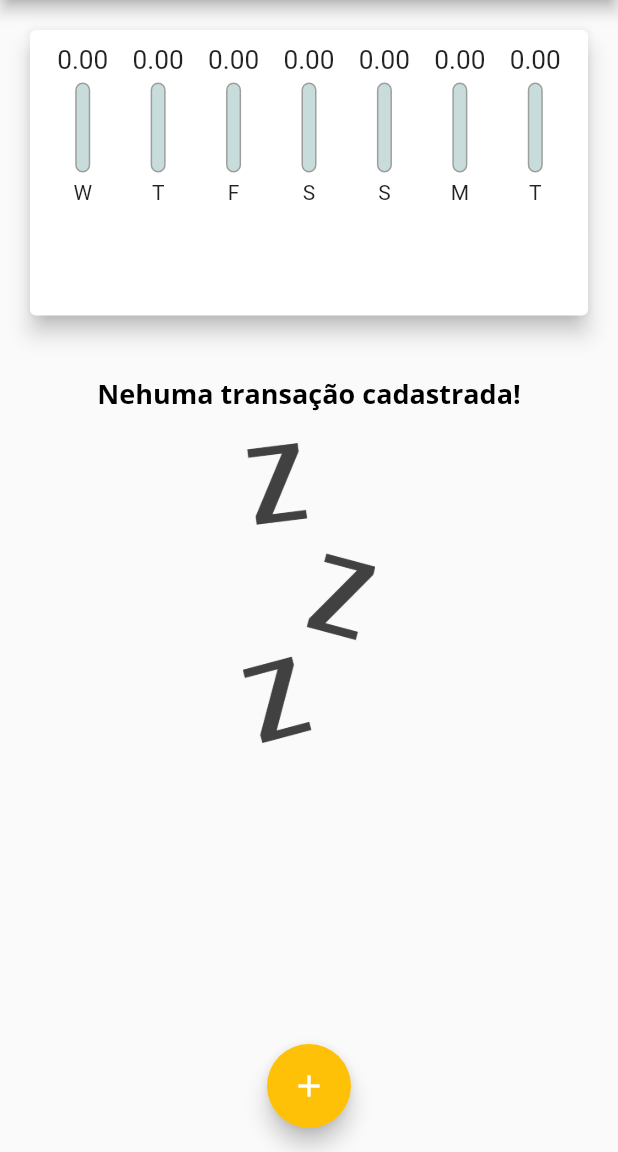
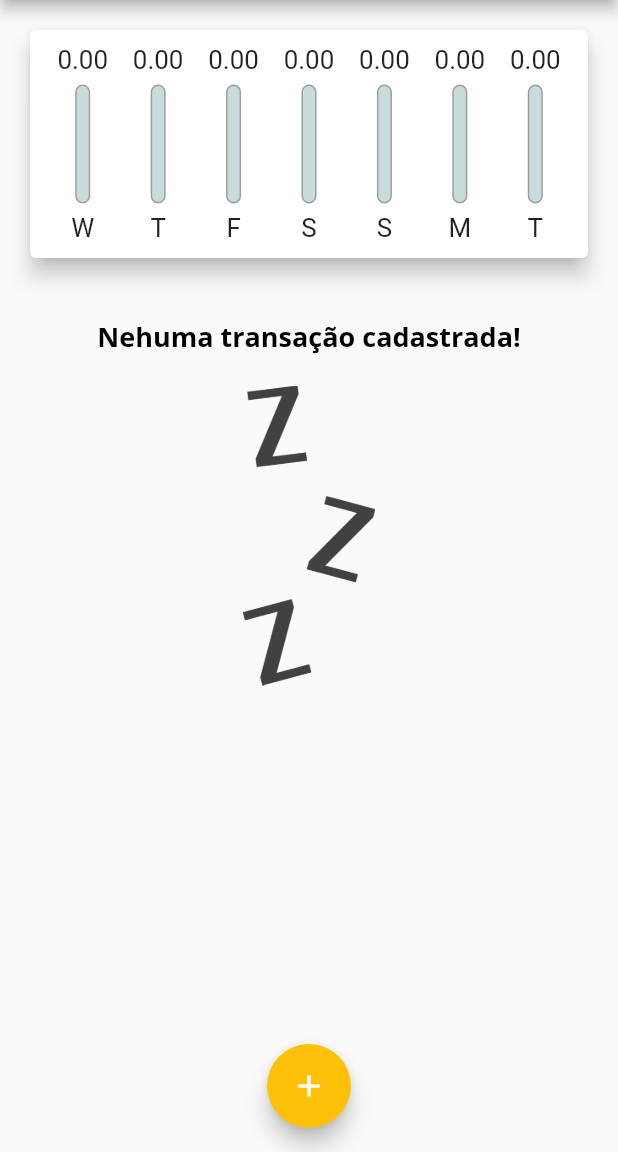
Before and after one commit to leandrosouzadev/expenses, a Flutter app: the screen it shows after launch, on a phone screen of 412 x 824 dp, the part 84-1236 px from its top. Run offline on Flutter 3.47's test engine with Material 2 defaults, Android fonts, the phone set to English and light mode, and no system bars.

Commit message:
Usando LayoutBuilder

```diff
--- a/lib/components/chart_bar.dart
+++ b/lib/components/chart_bar.dart
@@ -14,14 +14,16 @@ class ChartBar extends StatelessWidget {
 
   @override
   Widget build(BuildContext context) {
+    return LayoutBuilder(
+      builder: (ctx, constraints) {
         return Column(
           children: <Widget>[
             SizedBox(
-            height: 20,
+                height: constraints.maxHeight * 0.15,
                 child: FittedBox(child: Text(value.toStringAsFixed(2)))),
-        const SizedBox(height: 5),
+            SizedBox(height: constraints.maxHeight * 0.05),
             SizedBox(
-          height: 60,
+              height: constraints.maxHeight * 0.6,
               width: 10,
               child: Stack(
                 alignment: Alignment.bottomCenter,
@@ -48,9 +50,14 @@ class ChartBar extends StatelessWidget {
                 ],
               ),
             ),
-        const SizedBox(height: 5),
-        Text(label),
+            SizedBox(height: constraints.maxHeight * 0.05),
+            SizedBox(
+              height: constraints.maxHeight * 0.15,
+              child: FittedBox(child: Text(label)),
+            ),
           ],
+        );
+      },
     );
   }
 }
--- a/lib/main.dart
+++ b/lib/main.dart
@@ -117,11 +117,11 @@ class _MyHomePageState extends State<MyHomePage> {
           crossAxisAlignment: CrossAxisAlignment.stretch,
           children: <Widget>[
             SizedBox(
-              height: availableHeigth * 0.3,
+              height: availableHeigth * 0.25,
               child: Chart(_recentTransactions),
             ),
             SizedBox(
-              height: availableHeigth * 0.7,
+              height: availableHeigth * 0.75,
               child: TransactionList(_transactions, _removeTransaction),
             ),
           ],
```
Lines whose indentation alone changed are shown as unchanged.
